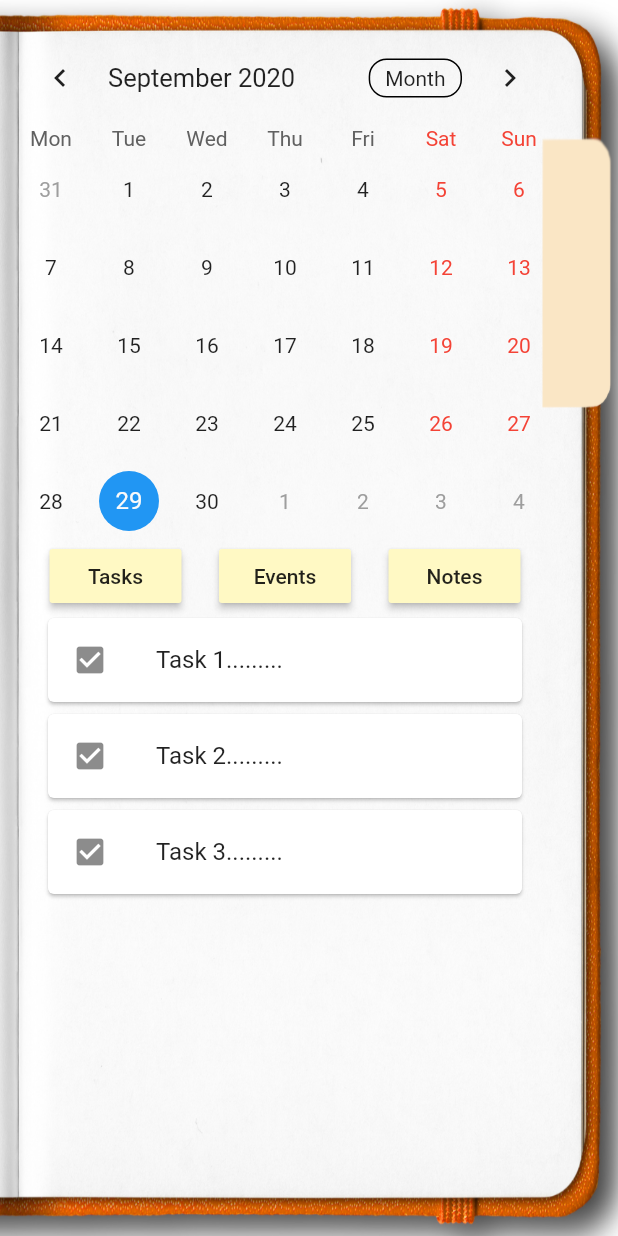
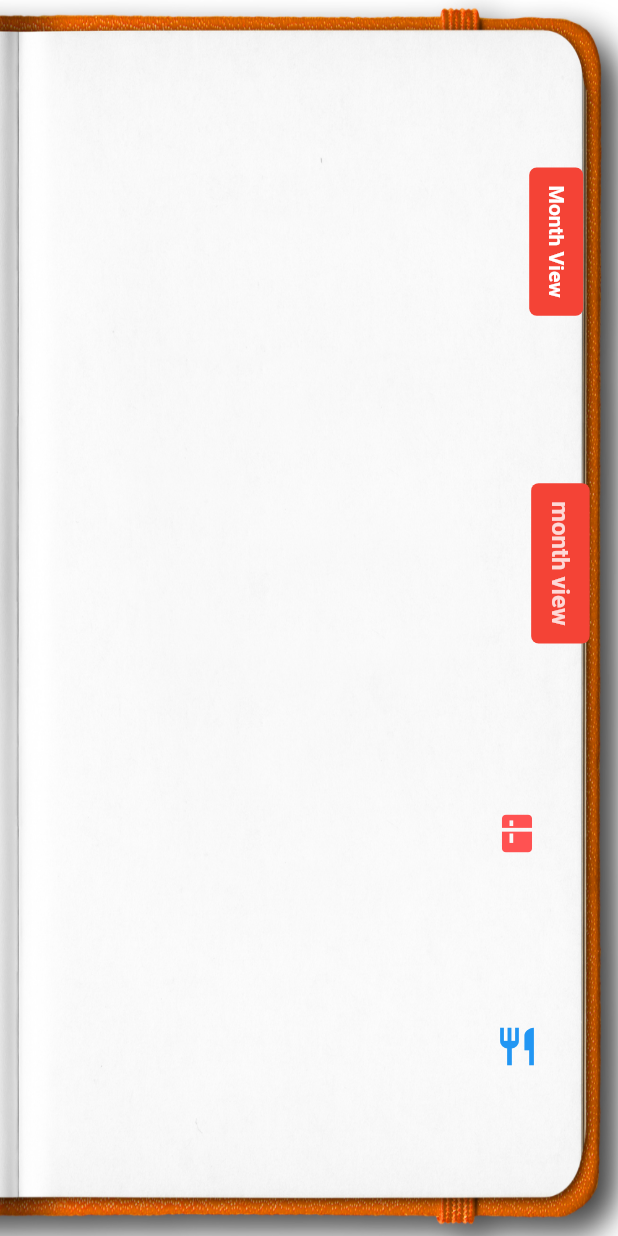
Before and after one commit to zmoghbel/ziba-life-planner, a Flutter app: the screen it shows after launch, on a phone screen of 412 x 824 dp. Run offline on Flutter 3.47's test engine with Material 2 defaults, Android fonts, the phone set to English and light mode, and no system bars; drawn by our look-alikes of table_calendar; our stand-ins replace shimmer; missing offline and left inert: dart:ffi.

Commit message:
add month view test

```diff
--- a/lib/pages/home-page.dart
+++ b/lib/pages/home-page.dart
@@ -1,3 +1,5 @@
+import 'dart:ffi';
+
 import 'package:flutter/material.dart';
 import 'package:table_calendar/table_calendar.dart';
 
@@ -41,112 +43,106 @@ class _HomePageState extends State<HomePage> {
         child: Stack(
           children: [
             Image(
-              image: AssetImage('assets/img/background.png'),
+              image: AssetImage('assets/img/homePage-background.png'),
               fit: BoxFit.fill,
               height: double.infinity,
               width: double.infinity,
             ),
             Container(
               //color: Colors.yellow,
-              margin: EdgeInsets.only(
+              /*margin: EdgeInsets.only(
                 left: 8.0,
                 right: 40,
                 top: 20.0,
                 bottom: 22.0,
-              ),
+              ),*/
+              child: Row(
+                crossAxisAlignment: CrossAxisAlignment.end,
+                children: [
+                  Expanded(
+                    flex: 8,
                     child: Column(
-                //crossAxisAlignment: CrossAxisAlignment.start,
-                children: [
-                  TableCalendar(
-                    //availableCalendarFormats: CalendarFormat.day,
-                    events: _events,
-                    calendarController: _controller,
-                    onDaySelected: (date, event) {
-                      print(
-                        date.toIso8601String(),
-                      );
-                    },
-                    headerStyle: HeaderStyle(
-                      formatButtonShowsNext: false,
-                    ),
-                    startingDayOfWeek: StartingDayOfWeek.monday,
-                    calendarStyle: CalendarStyle(
-                      todayStyle: TextStyle(
-                        fontWeight: FontWeight.bold,
-                        fontSize: 18.0,
-                        color: Colors.green[600],
-                      ),
-                      todayColor: Color(0xFFFFFFFF),
-                      selectedColor: Theme.of(context).primaryColor,
+                      children: [],
                     ),
                   ),
-                  Row(
+                  Expanded(
+                    flex: 2,
+                    child: Column(
                       mainAxisAlignment: MainAxisAlignment.spaceEvenly,
                       children: [
-                      RaisedButton(
-                        color: Colors.yellow[100],
-                        child: Text('Tasks'),
-                        onPressed: () {
-                          setState(() {
-                            debugPrint(
-                              'Tasks was tapped',
-                            );
-                          });
-                        },
+                        Row(
+                          children: [
+                            Expanded(
+                              child: FlatButton(
+                                onPressed: () {},
+                                child: Container(
+                                  padding: EdgeInsets.fromLTRB(10, 12, 10, 12),
+                                  decoration: BoxDecoration(
+                                    color: Colors.red[500],
+                                    borderRadius:
+                                        BorderRadius.all(Radius.circular(5.0)),
                                   ),
-                      RaisedButton(
-                        color: Colors.yellow[100],
-                        child: Text('Events'),
-                        onPressed: () {
-                          setState(() {
-                            debugPrint(
-                              'Events was tapped',
-                            );
-                          });
-                        },
+                                  child: RotatedBox(
+                                    quarterTurns: 1,
+                                    child: Text(
+                                      'Month View',
+                                      style: TextStyle(
+                                        color: Colors.white,
+                                        fontWeight: FontWeight.bold,
+                                        fontSize: 14.0,
                                       ),
-                      RaisedButton(
-                        color: Colors.yellow[100],
-                        child: Text('Notes'),
-                        onPressed: () {
-                          setState(() {
-                            debugPrint(
-                              'Notes was tapped',
-                            );
-                          });
-                        },
+                                    ),
+                                  ),
+                                ),
+                              ),
+                            )
+                          ],
+                        ),
+                        Row(
+                          children: [
+                            Container(
+                              child: FlatButton(
+                                onPressed: () {},
+                                child: Container(
+                                  padding: EdgeInsets.fromLTRB(10, 12, 10, 12),
+                                  decoration: BoxDecoration(
+                                    color: Colors.red[500],
+                                    borderRadius:
+                                        BorderRadius.all(Radius.circular(5.0)),
+                                  ),
+                                  child: RotatedBox(
+                                    quarterTurns: 1,
+                                    child: Text(
+                                      'month view',
+                                      style: TextStyle(
+                                        color: Colors.white.withOpacity(0.8),
+                                        fontWeight: FontWeight.bold,
+                                        fontSize: 16.0,
+                                      ),
+                                    ),
+                                  ),
+                                ),
+                              ),
                             ),
                           ],
                         ),
-                  Padding(
-                    padding: const EdgeInsets.symmetric(
-                      horizontal: 20.0,
+                        Row(
+                          children: [
+                            Icon(
+                              Icons.kitchen,
+                              color: Colors.redAccent,
+                              size: 30.0,
                             ),
-                    child: Column(
+                          ],
+                        ),
+                        Row(
                           children: [
-                        Card(
-                          child: ListTile(
-                            title: Text("Task 1........."),
-                            leading: Icon(Icons.check_box),
-                            onTap: () {
-                              setState(() {
-                                print('Task 1 was tapped');
-                              });
-                            },
+                            Icon(
+                              Icons.restaurant,
+                              color: Colors.blue,
+                              size: 30.0,
                             ),
-                        ),
-                        Card(
-                          child: ListTile(
-                            //tileColor: Colors.green,
-                            title: Text("Task 2........."),
-                            leading: Icon(Icons.check_box),
-                          ),
-                        ),
-                        Card(
-                          child: ListTile(
-                            title: Text("Task 3........."),
-                            leading: Icon(Icons.check_box),
-                          ),
+                          ],
                         ),
                       ],
                     ),
```
Lines whose indentation alone changed are shown as unchanged.
